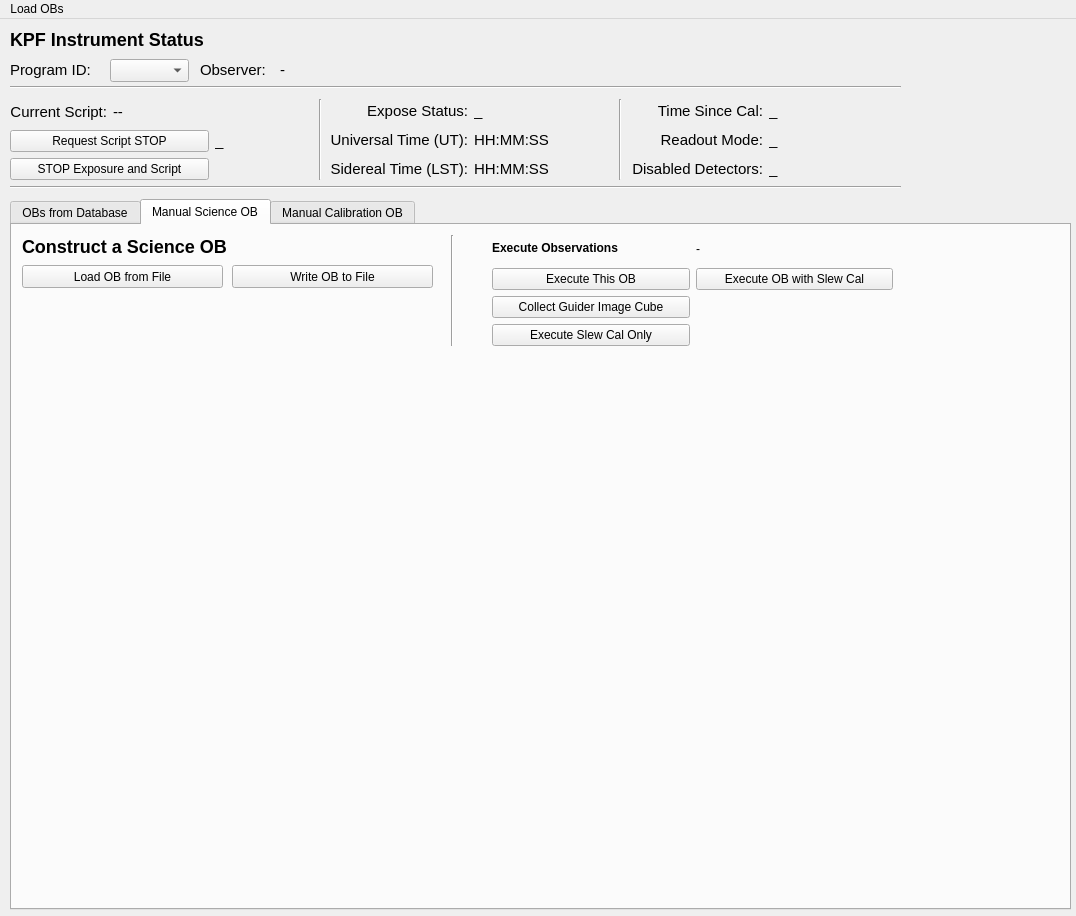
First picture: the form in kpf/OB_GUI/KPF_OB_GUI.ui, repository KeckObservatory/KPFTranslator, before the edit.
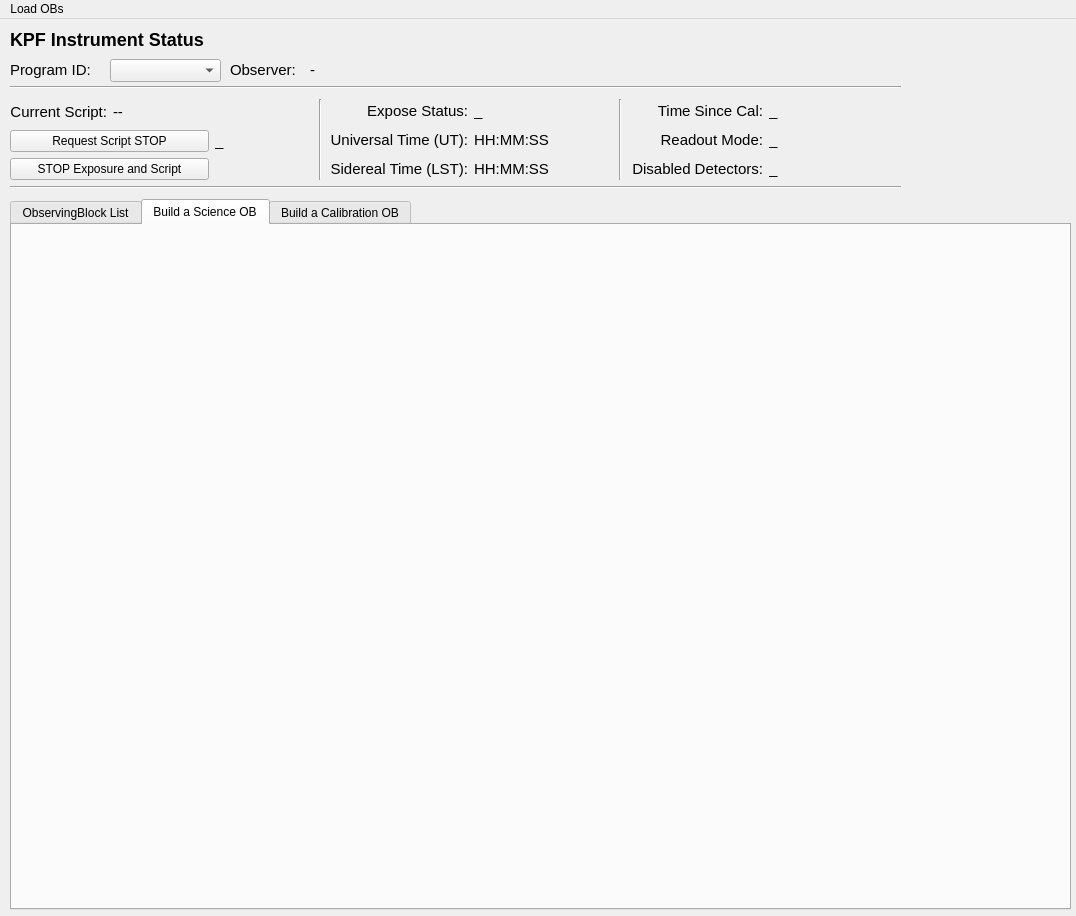
Second picture: the form after the edit. The open tabs and pages were chosen to show the change.

Commit message: Tweak tab names

Diff of the .ui file:
```diff
--- a/kpf/OB_GUI/KPF_OB_GUI.ui
+++ b/kpf/OB_GUI/KPF_OB_GUI.ui
@@ -373,7 +373,7 @@
     </property>
     <widget class="QWidget" name="tab">
      <attribute name="title">
-      <string>OBs from Database</string>
+      <string>ObservingBlock List</string>
      </attribute>
      <widget class="QGroupBox" name="groupBox">
       <property name="geometry">
@@ -814,139 +814,15 @@
     </widget>
     <widget class="QWidget" name="ScienceOB">
      <attribute name="title">
-      <string>Manual Science OB</string>
+      <string>Build a Science OB</string>
      </attribute>
-     <widget class="QWidget" name="gridLayoutWidget_5">
-      <property name="geometry">
-       <rect>
-        <x>480</x>
-        <y>10</y>
-        <width>401</width>
-        <height>111</height>
-       </rect>
-      </property>
-      <layout class="QGridLayout" name="execute_layout">
-       <item row="0" column="1">
-        <widget class="QLabel" name="label_11">
-         <property name="text">
-          <string>&lt;html&gt;&lt;head/&gt;&lt;body&gt;&lt;h4 style=&quot; margin-top:12px; margin-bottom:12px; margin-left:0px; margin-right:0px; -qt-block-indent:0; text-indent:0px;&quot;&gt;&lt;span style=&quot; font-size:medium; font-weight:600;&quot;&gt;Execute Observations&lt;/span&gt;&lt;/h4&gt;&lt;/body&gt;&lt;/html&gt;</string>
-         </property>
-        </widget>
-       </item>
-       <item row="1" column="1">
-        <widget class="QPushButton" name="executeOB">
-         <property name="toolTip">
-          <string>Execute the OB as defined in the fields below.</string>
-         </property>
-         <property name="text">
-          <string>Execute This OB</string>
-         </property>
-        </widget>
-       </item>
-       <item row="0" column="2">
-        <widget class="QLabel" name="OBDuration">
-         <property name="text">
-          <string>-</string>
-         </property>
-        </widget>
-       </item>
-       <item row="3" column="1">
-        <widget class="QPushButton" name="execute_slewcal_only">
-         <property name="enabled">
-          <bool>true</bool>
-         </property>
-         <property name="toolTip">
-          <string>Execute a quick calibration without triggering a science OB.</string>
-         </property>
-         <property name="text">
-          <string>Execute Slew Cal Only</string>
-         </property>
-        </widget>
-       </item>
-       <item row="1" column="2">
-        <widget class="QPushButton" name="executeOB_slewcal">
-         <property name="toolTip">
-          <string>Execute a quick calibration, then execute the OB as defined in the fields below.</string>
-         </property>
-         <property name="text">
-          <string>Execute OB with Slew Cal</string>
-         </property>
-        </widget>
-       </item>
-       <item row="2" column="1">
-        <widget class="QPushButton" name="collect_guider_cube">
-         <property name="toolTip">
-          <string>Collect 30s of full frame rate images from the guider for later analysis.</string>
-         </property>
-         <property name="text">
-          <string>Collect Guider Image Cube</string>
-         </property>
-        </widget>
-       </item>
-      </layout>
-     </widget>
-     <widget class="Line" name="line_3">
-      <property name="geometry">
-       <rect>
-        <x>430</x>
-        <y>10</y>
-        <width>20</width>
-        <height>111</height>
-       </rect>
-      </property>
-      <property name="orientation">
-       <enum>Qt::Vertical</enum>
-      </property>
-     </widget>
-     <widget class="QLabel" name="label_17">
-      <property name="geometry">
-       <rect>
-        <x>10</x>
-        <y>10</y>
-        <width>381</width>
-        <height>23</height>
-       </rect>
-      </property>
-      <property name="text">
-       <string>&lt;html&gt;&lt;head/&gt;&lt;body&gt;&lt;h2 style=&quot; margin-top:16px; margin-bottom:12px; margin-left:0px; margin-right:0px; -qt-block-indent:0; text-indent:0px;&quot;&gt;&lt;span style=&quot; font-size:x-large; font-weight:600;&quot;&gt;Construct a Science OB&lt;/span&gt;&lt;/h2&gt;&lt;/body&gt;&lt;/html&gt;</string>
-      </property>
-     </widget>
-     <widget class="QPushButton" name="load_from_file_btn">
-      <property name="geometry">
-       <rect>
-        <x>10</x>
-        <y>40</y>
-        <width>201</width>
-        <height>23</height>
-       </rect>
-      </property>
-      <property name="text">
-       <string>Load OB from File</string>
-      </property>
-     </widget>
-     <widget class="QPushButton" name="write_to_file_btn">
-      <property name="enabled">
-       <bool>true</bool>
-      </property>
-      <property name="geometry">
-       <rect>
-        <x>220</x>
-        <y>40</y>
-        <width>201</width>
-        <height>23</height>
-       </rect>
-      </property>
-      <property name="text">
-       <string>Write OB to File</string>
-      </property>
-     </widget>
     </widget>
     <widget class="QWidget" name="CalibrationOB">
      <property name="enabled">
       <bool>true</bool>
      </property>
      <attribute name="title">
-      <string>Manual Calibration OB</string>
+      <string>Build a Calibration OB</string>
      </attribute>
      <widget class="QLabel" name="label_56">
       <property name="enabled">
@@ -1060,7 +936,7 @@
    <widget class="QLabel" name="label_89">
     <property name="geometry">
      <rect>
-      <x>200</x>
+      <x>230</x>
       <y>40</y>
       <width>81</width>
       <height>21</height>
@@ -1096,9 +972,9 @@
    <widget class="QLabel" name="Observer">
     <property name="geometry">
      <rect>
-      <x>280</x>
+      <x>310</x>
       <y>40</y>
-      <width>571</width>
+      <width>761</width>
       <height>21</height>
      </rect>
     </property>
@@ -1129,7 +1005,7 @@
      <rect>
       <x>110</x>
       <y>40</y>
-      <width>79</width>
+      <width>111</width>
       <height>23</height>
      </rect>
     </property>
```
Left out of the diff: 107 changed lines with no effect on the pictures.
